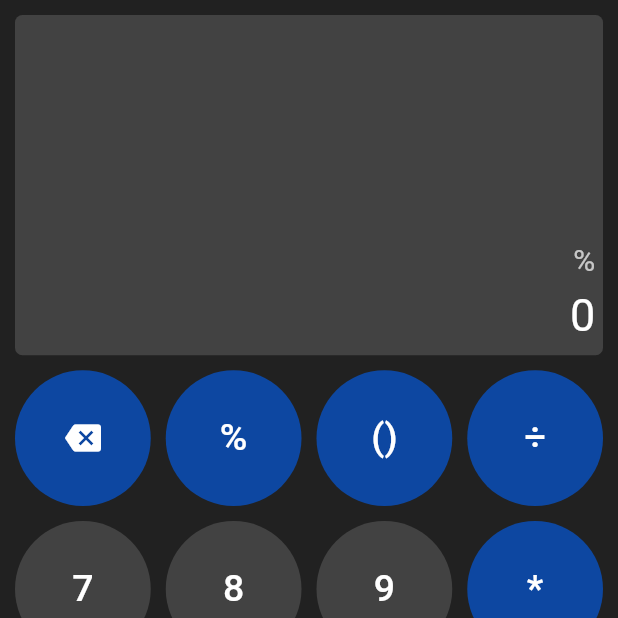
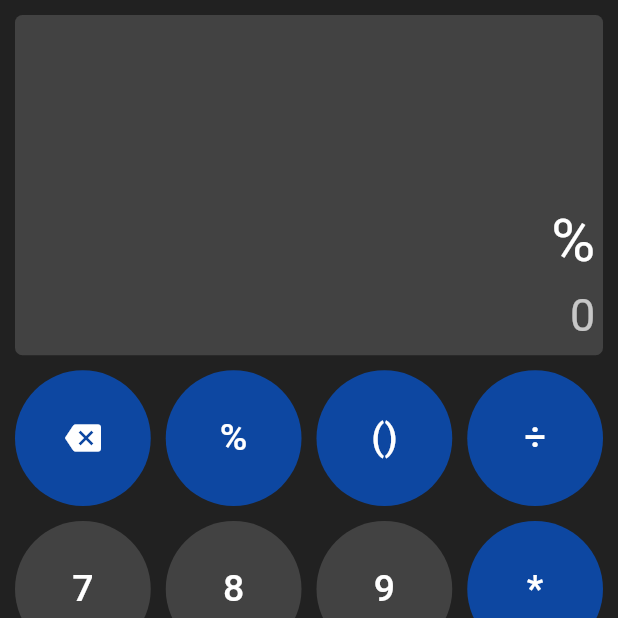
Before and after one commit to Grld-Andy/Flut_Calculator, a Flutter app: the screen it shows after launch, after a tap on an icon or button, on a phone screen of 412 x 824 dp, the top half of it. Run offline on Flutter 3.47's test engine with Material 3 defaults, Android fonts, the phone set to English and light mode, and no system bars; missing offline and left inert: function_tree.

Commit message:
catch evaluation errors

```diff
--- a/lib/screens/main_view.dart
+++ b/lib/screens/main_view.dart
@@ -9,7 +9,6 @@ class MainView extends StatefulWidget {
 }
 
 class _MainViewState extends State<MainView> {
-
   String calculation = "";
   String result = "0";
 
@@ -36,16 +35,15 @@ class _MainViewState extends State<MainView> {
         case "=":
           if (calculation.isEmpty) return;
           try {
-            // Replace special operators for FunctionTree
             String expression = calculation.replaceAll('÷', '/');
             final eval = expression.interpret();
             result = eval.toString();
           } catch (e) {
+            print("error $e");
             result = "Error";
           }
           break;
         case "()":
-          // Auto-detect whether to insert '(' or ')'
           int openParens = '('.allMatches(calculation).length;
           int closeParens = ')'.allMatches(calculation).length;
           calculation += openParens == closeParens ? '(' : ')';
@@ -58,10 +56,11 @@ class _MainViewState extends State<MainView> {
 
   @override
   Widget build(BuildContext context) {
-
     return Scaffold(
       backgroundColor: Colors.grey[900],
-      body: Padding(
+      body: SafeArea(
+        child: SizedBox.expand(
+          child: Padding(
             padding: const EdgeInsets.all(10.0),
             child: Column(
               children: [
@@ -70,7 +69,7 @@ class _MainViewState extends State<MainView> {
                   flex: 2,
                   child: Container(
                     alignment: Alignment.bottomRight,
-                padding: EdgeInsets.all(5.0),
+                    padding: const EdgeInsets.all(5.0),
                     decoration: BoxDecoration(
                       borderRadius: BorderRadius.circular(5),
                       color: Colors.grey[800],
@@ -81,72 +80,78 @@ class _MainViewState extends State<MainView> {
                       children: [
                         Text(
                           calculation,
-                      style: TextStyle(
-                        color: Colors.white70,
-                        fontSize: 20
+                          style: const TextStyle(
+                            color: Colors.white,
+                            fontSize: 40,
                           ),
                         ),
                         Text(
                           result,
-                      style: TextStyle(
-                        color: Colors.white,
-                        fontSize: 30
+                          style: const TextStyle(
+                            color: Colors.white70,
+                            fontSize: 30,
                           ),
                         ),
                       ],
                     ),
-              )
                   ),
-            SizedBox(height: 10,),
+                ),
+                const SizedBox(height: 10),
                 // buttons grid
                 Expanded(
                   flex: 5,
                   child: GridView.builder(
-                gridDelegate: SliverGridDelegateWithFixedCrossAxisCount(
+                    gridDelegate: const SliverGridDelegateWithFixedCrossAxisCount(
                       crossAxisCount: 4,
                       crossAxisSpacing: 10,
-                  mainAxisSpacing: 10
+                      mainAxisSpacing: 10,
                     ),
                     itemCount: buttons.length,
-                itemBuilder: (context, index){
+                    itemBuilder: (context, index) {
                       final buttonText = buttons[index];
-                  bool isOperator = ["+", "-", "*", "÷", "%", "=", "()", ".", "C", "<"].contains(buttonText);
-                  if(buttonText == "<"){
+                      bool isOperator = [
+                        "+", "-", "*", "÷", "%", "=", "()", ".", "C", "<"
+                      ].contains(buttonText);
+                      if (buttonText == "<") {
                         return IconButton(
-                      onPressed: (){
+                          onPressed: () {
                             takeInput(buttonText);
                           },
                           style: TextButton.styleFrom(
-                        backgroundColor: Colors.blue[900]
+                            backgroundColor: Colors.blue[900],
                           ),
                           icon: const Icon(
                             Icons.backspace,
                             color: Colors.white,
                           ),
                         );
-                  }else{
+                      } else {
                         return TextButton(
-                      onPressed: (){
+                          onPressed: () {
                             takeInput(buttonText);
                           },
                           style: TextButton.styleFrom(
-                        backgroundColor: buttonText == "C" ? Colors.red[700] :
-                          isOperator ? Colors.blue[900] :
-                          Colors.grey[800],
+                            backgroundColor: buttonText == "C"
+                                ? Colors.red[700]
+                                : isOperator
+                                    ? Colors.blue[900]
+                                    : Colors.grey[800],
                           ),
                           child: Text(
                             buttonText,
                             style: const TextStyle(
                               color: Colors.white,
-                          fontSize: 25
+                              fontSize: 25,
                             ),
                           ),
                         );
                       }
                     },
-              )
+                  ),
                 ),
               ],
+            ),
+          ),
         ),
       ),
     );
```
Lines whose indentation alone changed are shown as unchanged.
